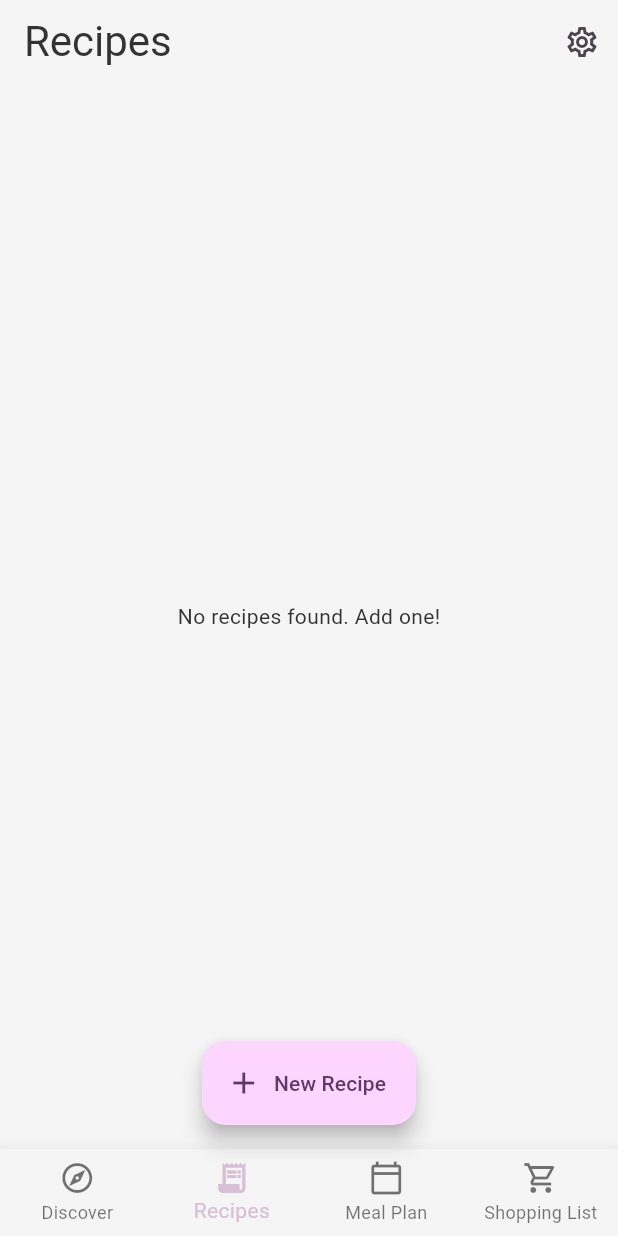
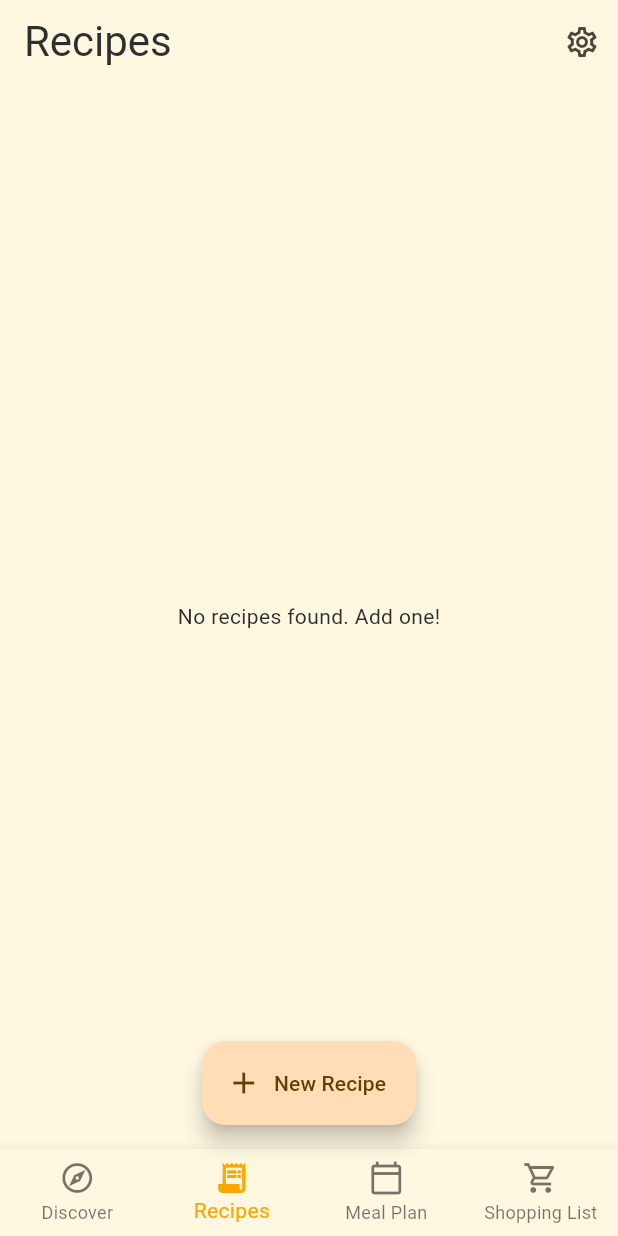
Before and after one commit to Neo-Studios/minimal-apps-minimal-chef, a Flutter app: the screen it shows once a user with an empty profile is signed in, item 2 of the bottom bar chosen, on a phone screen of 412 x 824 dp. Run offline on Flutter 3.47's test engine with Material 3 defaults, Android fonts, the phone set to English and light mode, and no system bars; our stand-ins replace cloud_firestore, firebase_auth, firebase_core, firebase_storage, google_sign_in, image_picker and 1 more; accounts and stored records are empty; network calls fail.

Commit message:
Changes before Firebase Studio auto-run

```diff
--- a/lib/main.dart
+++ b/lib/main.dart
@@ -21,12 +21,13 @@ class MinimalChefApp extends StatelessWidget {
       theme: ThemeData(
         useMaterial3: true,
         colorScheme: ColorScheme.fromSeed(
-          seedColor: const Color(0xFFD8BFD8),
+          seedColor: const Color(0xFFFFA500),
           brightness: Brightness.light,
-          primary: const Color(0xFFD8BFD8),
-          secondary: const Color(0xFFFFB6C1),
-          surface: const Color(0xFFF5F5F5),
-          onSurface: const Color(0xFF333333),
+          primary: const Color(0xFFFFA500),
+          secondary: const Color(0xFF00B4D8),
+          surface: const Color(0xFFFFF8E1),
+          onSurface: const Color(0xFF2F2F2F),
+          secondaryContainer: const Color(0xFFFF6F61),
         ),
         visualDensity: VisualDensity.standard,
         textTheme: TextTheme(
@@ -46,19 +47,20 @@ class MinimalChefApp extends StatelessWidget {
             labelMedium: const TextStyle(fontFamily: 'RobotoFlex', fontSize: 12, fontWeight: FontWeight.w500, letterSpacing: 0.5, height: 1.33),
             labelSmall: const TextStyle(fontFamily: 'RobotoFlex', fontSize: 11, fontWeight: FontWeight.w500, letterSpacing: 0.5, height: 1.45),
           ).apply(
-            bodyColor: const Color(0xFF333333),
-            displayColor: const Color(0xFF333333),
+            bodyColor: const Color(0xFF2F2F2F),
+            displayColor: const Color(0xFF2F2F2F),
           ),
       ),
       darkTheme: ThemeData(
         useMaterial3: true,
         colorScheme: ColorScheme.fromSeed(
-          seedColor: const Color(0xFFC39BD3),
+          seedColor: const Color(0xFF1C1C1C),
           brightness: Brightness.dark,
-          primary: const Color(0xFFC39BD3),
-          secondary: const Color(0xFFF48FB1),
-          surface: const Color(0xFF1E1E1E),
-          onSurface: const Color(0xFFFFFFFF),
+          primary: const Color(0xFF00B4D8),
+          secondary: const Color(0xFF00B4D8),
+          surface: const Color(0xFF2A2A2A),
+          onSurface: const Color(0xFFF5F5F5),
+          secondaryContainer: const Color(0xFFFF6F61),
         ),
         visualDensity: VisualDensity.standard,
         textTheme: TextTheme(
@@ -78,8 +80,8 @@ class MinimalChefApp extends StatelessWidget {
             labelMedium: const TextStyle(fontFamily: 'RobotoFlex', fontSize: 12, fontWeight: FontWeight.w500, letterSpacing: 0.5, height: 1.33),
             labelSmall: const TextStyle(fontFamily: 'RobotoFlex', fontSize: 11, fontWeight: FontWeight.w500, letterSpacing: 0.5, height: 1.45),
           ).apply(
-            bodyColor: const Color(0xFFFFFFFF),
-            displayColor: const Color(0xFFFFFFFF),
+            bodyColor: const Color(0xFFF5F5F5),
+            displayColor: const Color(0xFFF5F5F5),
           ),
       ),
       home: const AuthGate(),
```
Also changed, not shown: pubspec.yaml (+7 -7 lines), pubspec.lock, 5 other files.
